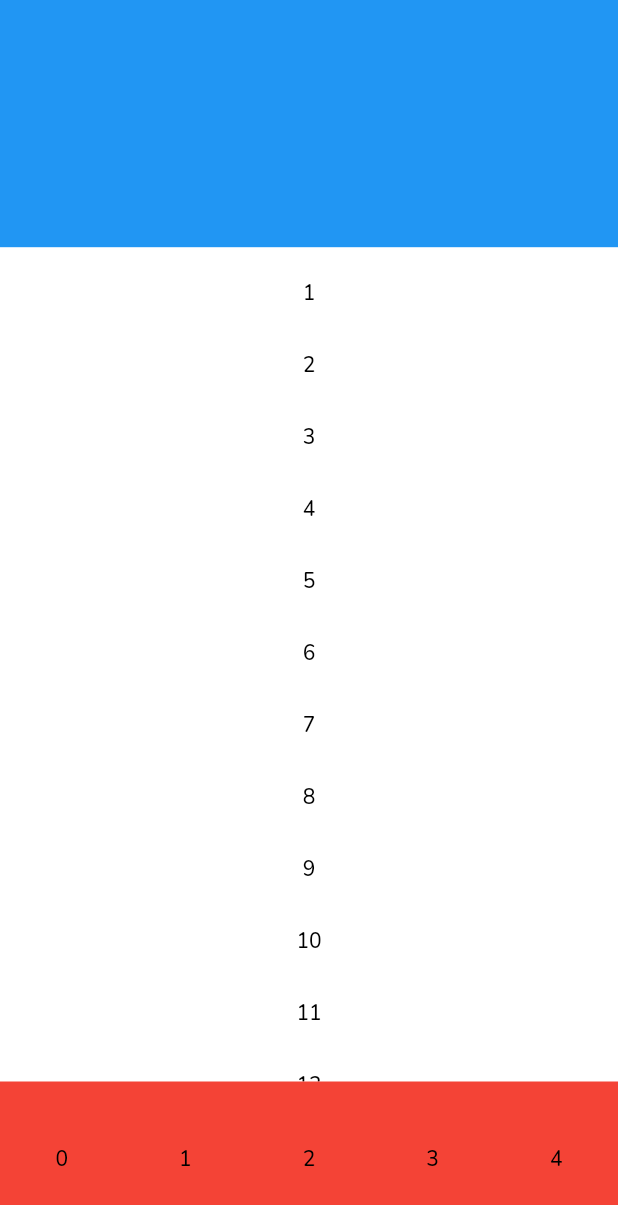
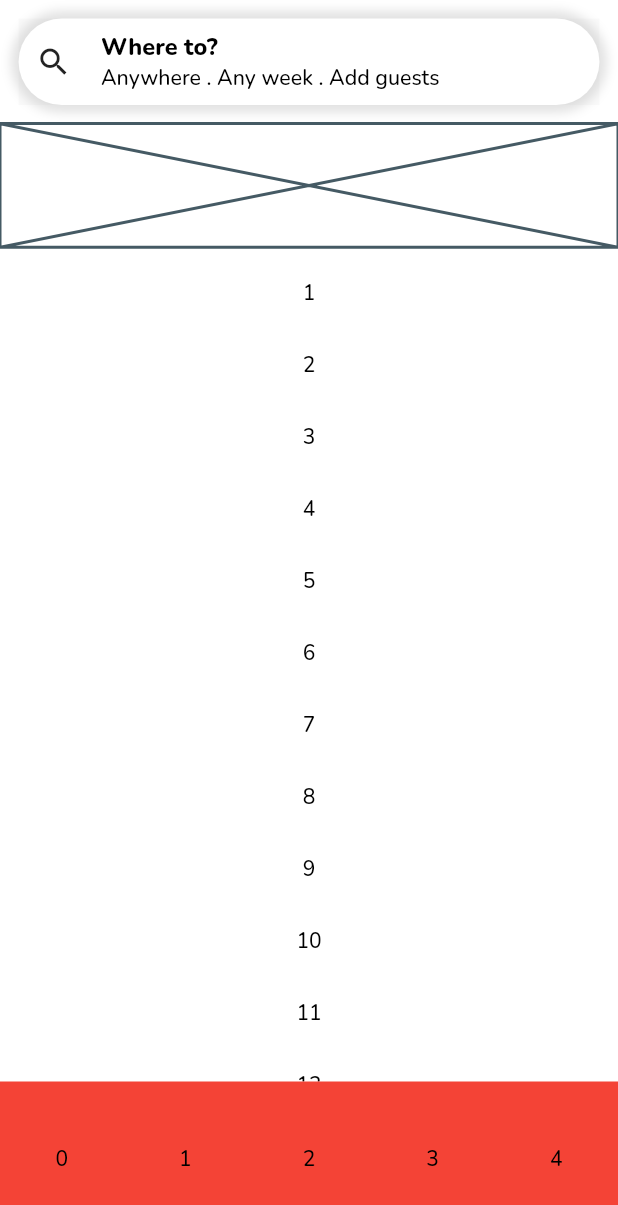
Before and after one commit to walkmandede/universe_rental_mobile, a Flutter app: the screen it shows after launch, on a phone screen of 412 x 824 dp. Shown: the top 1205 px of the screen. Run offline on Flutter 3.47's test engine with Material 3 defaults, Android fonts, the light colour scheme and no system bars; our stand-ins replace backdrop, cached_network_image, dio, get, shared_preferences; missing offline and left inert: flutter_statusbarcolor_ns.

Commit message:
update project

```diff
--- a/lib/main.dart
+++ b/lib/main.dart
@@ -19,6 +19,9 @@ class MyApp extends StatelessWidget {
 
   @override
   Widget build(BuildContext context) {
+    SystemChrome.setSystemUIOverlayStyle(
+      const SystemUiOverlayStyle(statusBarBrightness: Brightness.light)
+    );
     return GetMaterialApp(
       // key: GlobalKey(),
       debugShowCheckedModeBanner: false,
@@ -86,7 +89,7 @@ class MyApp extends StatelessWidget {
       ),
       // home: const ScheduleBookingPage(),
       // home: const TestPage1(),
-      home: HomePage()
+      home: const HomePage()
       // home: StatusBarTestingPage1(),
     );
   }
--- a/lib/modules/home/explore/sub_widgets/v_explore_header.dart
+++ b/lib/modules/home/explore/sub_widgets/v_explore_header.dart
@@ -1,5 +1,14 @@
+import 'package:flutter/cupertino.dart';
+import 'package:flutter/widgets.dart';
 import 'package:get/get.dart';
 import 'package:flutter/material.dart';
+import 'package:universe_rental/constants/app_constants.dart';
+import 'package:universe_rental/constants/app_functions.dart';
+import 'package:universe_rental/modules/_common/widgets/w_fitted_widget.dart';
+import 'package:universe_rental/modules/where_to/v_where_to_page.dart';
+import 'package:universe_rental/services/others/extensions.dart';
+
+import '../../../../constants/app_colors.dart';
 
 class ExploreHeader extends StatelessWidget {
   const ExploreHeader({super.key});
@@ -11,8 +20,129 @@ class ExploreHeader extends StatelessWidget {
       width: double.infinity,
       height: baseHeaderHeight,
       decoration: const BoxDecoration(
-        color: Colors.blue
+        color: Colors.white
+      ),
+      child: Column(
+        children: [
+          Expanded(
+            child: LayoutBuilder(
+              builder: (c1, c2) {
+                return Padding(
+                  padding: EdgeInsets.symmetric(
+                    vertical: c2.maxHeight *0.15,
+                    horizontal: c2.maxHeight * 0.15,
+                  ),
+                  child: Row(
+                    children: [
+                      Expanded(
+                        child: whereToCard(),
+                      )
+                    ],
+                  ),
+                );
+              },
+            )
+          ),
+          Expanded(
+            child: Placeholder(),
+          ),
+        ],
       ),
     );
   }
+
+  Widget whereToCard(){
+    return LayoutBuilder(
+      builder: (c1, c2) {
+        return Column(
+          children: [
+            GestureDetector(
+              onTap: () {
+                Get.to(()=> const WhereToPage(),transition: Transition.noTransition,);
+              },
+              child: Hero(
+                tag: "whereTo",
+                child: Material(
+                  child: Container(
+                    width: c2.maxWidth,
+                    height: c2.maxHeight,
+                    decoration: BoxDecoration(
+                        color: Colors.white,
+                        borderRadius: BorderRadius.circular(20000),
+                        boxShadow: [
+                          BoxShadow(
+                            color: Colors.grey.withOpacity(0.3),
+                            blurRadius: 5,
+                            spreadRadius: 5,
+                          ),
+                        ]
+                    ),
+                    padding: EdgeInsets.symmetric(
+                      vertical: c2.maxHeight *0.15,
+                      horizontal: c2.maxHeight * 0.2,
+                    ),
+                    child: Row(
+                      children: [
+                        const Icon(Icons.search),
+                        (c2.maxWidth*0.05).widthBox(),
+                        Expanded(
+                          child: LayoutBuilder(
+                              builder: (d1,d2) {
+
+                                return SizedBox(
+                                  width: d2.maxWidth,
+                                  height: d2.maxHeight,
+                                  child: Column(
+                                    crossAxisAlignment: CrossAxisAlignment.start,
+                                    children: [
+                                      Expanded(
+                                        flex: 11,
+                                        child: Row(
+                                          children: [
+                                            Flexible(
+                                              child: FittedBox(
+                                                child: Text(
+                                                  "Where to?",
+                                                  style: TextStyle(
+                                                      color: AppColors.black,
+                                                      fontSize: AppConstants.fontSizeXL,
+                                                      fontWeight: FontWeight.w800
+                                                  ),
+                                                ),
+                                              ),
+                                            ),
+                                          ],
+                                        ),
+                                      ),
+                                      Expanded(
+                                        flex: 10,
+                                        child: FittedBox(
+                                          child: Text(
+                                            "Anywhere . Any week . Add guests",
+                                            style: TextStyle(
+                                                color: AppColors.black,
+                                                fontSize: AppConstants.fontSizeXL
+                                            ),
+                                          ),
+                                        ),
+                                      ),
+                                    ],
+                                  ),
+                                );
+                              }
+                          ),
+                        )
+                      ],
+                    ),
+                  ),
+                ),
+              ),
+            ),
+          ],
+        );
+      },
+    );
+
+  }
+
 }
--- a/lib/modules/home/sub_widgets/w_home_navi_bar.dart
+++ b/lib/modules/home/sub_widgets/w_home_navi_bar.dart
@@ -36,7 +36,7 @@ class HomeNaviBar extends StatelessWidget {
                       return Expanded(
                         child: TextButton(
                           onPressed: () {
-                            controller.pageController.animateToPage(index, duration: const Duration(milliseconds: 300), curve: Curves.linear);
+                            controller.pageController.animateToPage(index, duration: const Duration(milliseconds: 450), curve: Curves.linear);
                           },
                           child: Text(index.toString()),
                         ),
--- a/lib/modules/home/v_home_page.dart
+++ b/lib/modules/home/v_home_page.dart
@@ -1,6 +1,7 @@
 import 'package:flutter/material.dart';
 import 'package:get/get.dart';
 import 'package:universe_rental/constants/app_constants.dart';
+import 'package:universe_rental/modules/_common/flutter_super_scaffold.dart';
 import 'package:universe_rental/modules/home/c_home_controller.dart';
 import 'package:universe_rental/modules/home/explore/v_explore_main_page.dart';
 import 'package:universe_rental/modules/home/sub_widgets/w_home_navi_bar.dart';
@@ -12,7 +13,12 @@ class HomePage extends StatelessWidget {
   @override
   Widget build(BuildContext context) {
     final controller = Get.put(HomeController());
-    return Scaffold(
+    return FlutterSuperScaffold(
+      isTopSafe: true,
+      isBotSafe: false,
+      superBarColor: SuperBarColor(
+        xTopIconWhite: false
+      ),
       body: SizedBox.expand(
         child: Stack(
           children: [
@@ -28,10 +34,12 @@ class HomePage extends StatelessWidget {
                     },
                     children: [
                       ExploreMainPage(),
-                      Placeholder(),
-                      Placeholder(),
-                      Placeholder(),
-                      Placeholder(),
+                      ...[Colors.red,Colors.blue,Colors.green,Colors.yellow].map((e) {
+                        return ColoredBox(
+                          color: Colors.white,
+                          child: Text(e.toString()),
+                        );
+                      }).toList()
                     ],
                   ),
                 ),
```
Also changed, not shown: lib/modules/where_to/c_where_to.dart (added, +38 -0 lines), lib/modules/where_to/v_where_to_page.dart (added, +189 -0 lines).
